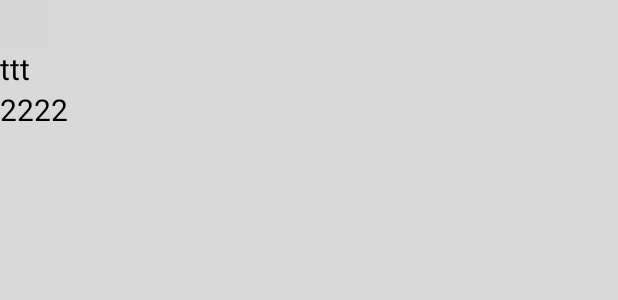
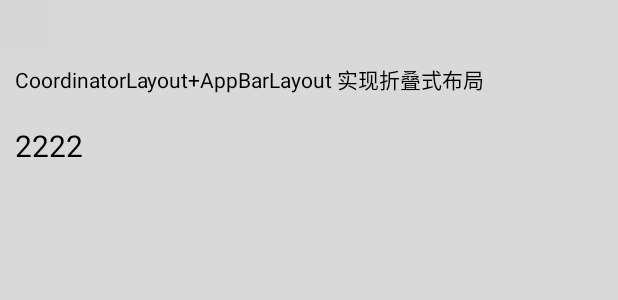
Before and after one commit to huxuelei/App20220104, an Android app built with Jetpack Compose: the layout activity_test.xml on its own in the app's theme, with its tools: preview values and no code run, on a phone screen of 412 x 824 dp. Shown: the top 300 px of the screen. Run offline under Robolectric (Android 15) with nearby library versions, the phone set to English and light mode, and no system bars; plain views replace TitleBar; grey boxes are pictures that could not be loaded.

Commit message:
CoordinatorLayout+AppBarLayout 实现折叠式布局

```diff
--- a/app/src/main/java/com/sidney/task/activity/TestActivity.java
+++ b/app/src/main/java/com/sidney/task/activity/TestActivity.java
@@ -1,7 +1,6 @@
 package com.sidney.task.activity;
 
 import android.os.Bundle;
-import android.os.Handler;
 import android.view.View;
 
 import androidx.annotation.Nullable;
@@ -56,6 +55,7 @@ public class TestActivity extends BaseActivity<ActivityTestBinding, TestVM> {
             public void onClick(View v) {
                 VmCommand vmCommand = new VmCommand("tttt", "ttttt");
                 viewModel.runCommand(vmCommand);
+                CoordinatorActivity.launch(mActivity);
             }
         });
         binding.tv2.setOnClickListener(new View.OnClickListener() {
--- a/app/src/main/java/com/sidney/task/model/TestBean.java
+++ b/app/src/main/java/com/sidney/task/model/TestBean.java
@@ -9,6 +9,10 @@ package com.sidney.task.model;
  */
 public class TestBean {
 
+    public TestBean(String id) {
+        this.id = id;
+    }
+
     private String id;
 
     public String getId() {
--- a/app/src/main/res/layout/activity_test.xml
+++ b/app/src/main/res/layout/activity_test.xml
@@ -27,14 +27,16 @@
             android:id="@+id/tv"
             android:layout_width="wrap_content"
             android:layout_height="wrap_content"
-            android:text="ttt"
+            android:padding="@dimen/dp_10"
+            android:text="CoordinatorLayout+AppBarLayout 实现折叠式布局"
             android:textColor="@color/black"
-            android:textSize="20sp" />
+            android:textSize="14sp" />
 
         <TextView
             android:id="@+id/tv2"
             android:layout_width="wrap_content"
             android:layout_height="wrap_content"
+            android:padding="@dimen/dp_10"
             android:text="2222"
             android:textColor="@color/black"
             android:textSize="20sp" />
--- a/app/src/main/res/values-night/themes.xml
+++ /dev/null
@@ -1,16 +0,0 @@
-<resources xmlns:tools="http://schemas.android.com/tools">
-    <!-- Base application theme. -->
-    <style name="Theme.App20220104" parent="Theme.MaterialComponents.DayNight.DarkActionBar">
-        <!-- Primary brand color. -->
-        <item name="colorPrimary">@color/purple_200</item>
-        <item name="colorPrimaryVariant">@color/purple_700</item>
-        <item name="colorOnPrimary">@color/black</item>
-        <!-- Secondary brand color. -->
-        <item name="colorSecondary">@color/teal_200</item>
-        <item name="colorSecondaryVariant">@color/teal_200</item>
-        <item name="colorOnSecondary">@color/black</item>
-        <!-- Status bar color. -->
-        <item name="android:statusBarColor" tools:targetApi="l">?attr/colorPrimaryVariant</item>
-        <!-- Customize your theme here. -->
-    </style>
-</resources>
--- a/app/src/main/res/values/colors.xml
+++ b/app/src/main/res/values/colors.xml
@@ -1,10 +1,4 @@
 <?xml version="1.0" encoding="utf-8"?>
 <resources>
-    <color name="purple_200">#FFBB86FC</color>
-    <color name="purple_500">#FF6200EE</color>
-    <color name="purple_700">#FF3700B3</color>
-    <color name="teal_200">#FF03DAC5</color>
-    <color name="teal_700">#FF018786</color>
-    <color name="black">#FF000000</color>
-    <color name="white">#FFFFFFFF</color>
+
 </resources>
--- a/app/src/main/res/values/themes.xml
+++ b/app/src/main/res/values/themes.xml
@@ -2,13 +2,13 @@
     <!-- Base application theme. -->
     <style name="Theme.App20220104" parent="Theme.MaterialComponents.DayNight.DarkActionBar">
         <!-- Primary brand color. -->
-        <item name="colorPrimary">@color/purple_500</item>
-        <item name="colorPrimaryVariant">@color/purple_700</item>
-        <item name="colorOnPrimary">@color/white</item>
+        <item name="colorPrimary">@color/color_387cfd</item>
+        <item name="colorPrimaryVariant">@color/color_387cfd</item>
+        <item name="colorOnPrimary">@color/color_387cfd</item>
         <!-- Secondary brand color. -->
-        <item name="colorSecondary">@color/teal_200</item>
-        <item name="colorSecondaryVariant">@color/teal_700</item>
-        <item name="colorOnSecondary">@color/black</item>
+        <item name="colorSecondary">@color/color_387cfd</item>
+        <item name="colorSecondaryVariant">@color/color_387cfd</item>
+        <item name="colorOnSecondary">@color/color_387cfd</item>
         <!-- Status bar color. -->
         <item name="android:statusBarColor" tools:targetApi="l">?attr/colorPrimaryVariant</item>
         <!-- Customize your theme here. -->
@@ -22,4 +22,30 @@
     <style name="Theme.App20220104.AppBarOverlay" parent="ThemeOverlay.AppCompat.Dark.ActionBar" />
 
     <style name="Theme.App20220104.PopupOverlay" parent="ThemeOverlay.AppCompat.Light" />
+
+    <!-- Base application theme. -->
+    <style name="AppTheme" parent="Theme.AppCompat.Light.DarkActionBar">
+        <!-- Customize your theme here. -->
+        <item name="colorPrimary">@color/black</item>
+        <item name="colorPrimaryDark">@color/black</item>
+        <item name="colorAccent">@color/black</item>
+
+        <item name="windowActionBar">false</item>
+        <item name="windowNoTitle">true</item>
+        <!--<item name="android:windowFullscreen">true</item>-->
+    </style>
+
+    <style name="StartAppTheme" parent="AppTheme">
+        <item name="windowActionBar">false</item>
+        <item name="android:windowNoTitle">true</item>
+        <!--<item name="android:windowBackground">@mipmap/welcome_white_bg_img</item>-->
+        <!--<item name="android:windowBackground">@android:color/transparent</item>-->
+        <!--<item name="android:windowIsTranslucent">true</item>-->
+        <item name="android:windowFullscreen">true</item>
+    </style>
+
+    <style name="MainAppBar" parent="android:Widget">
+        <item name="elevation">0dip</item>
+        <item name="android:background">@android:color/transparent</item>
+    </style>
 </resources>
--- a/framelib/src/main/res/values-night/themes.xml
+++ /dev/null
@@ -1,16 +0,0 @@
-<resources xmlns:tools="http://schemas.android.com/tools">
-    <!-- Base application theme. -->
-    <style name="Theme.App20220104" parent="Theme.MaterialComponents.DayNight.DarkActionBar">
-        <!-- Primary brand color. -->
-        <item name="colorPrimary">@color/purple_200</item>
-        <item name="colorPrimaryVariant">@color/purple_700</item>
-        <item name="colorOnPrimary">@color/black</item>
-        <!-- Secondary brand color. -->
-        <item name="colorSecondary">@color/teal_200</item>
-        <item name="colorSecondaryVariant">@color/teal_200</item>
-        <item name="colorOnSecondary">@color/black</item>
-        <!-- Status bar color. -->
-        <item name="android:statusBarColor" tools:targetApi="l">?attr/colorPrimaryVariant</item>
-        <!-- Customize your theme here. -->
-    </style>
-</resources>
```
Also changed, not shown: app/src/main/AndroidManifest.xml (+7 -3 lines), app/src/main/java/com/sidney/task/activity/CoordinatorActivity.java (added, +55 -0 lines), app/src/main/res/layout/activity_coordinator.xml (added, +74 -0 lines), app/src/main/res/layout/item_test.xml (added, +12 -0 lines), framelib/src/main/res/values/colors.xml (+19 -0 lines), framelib/src/main/res/values/dimens.xml (added, +130 -0 lines).
